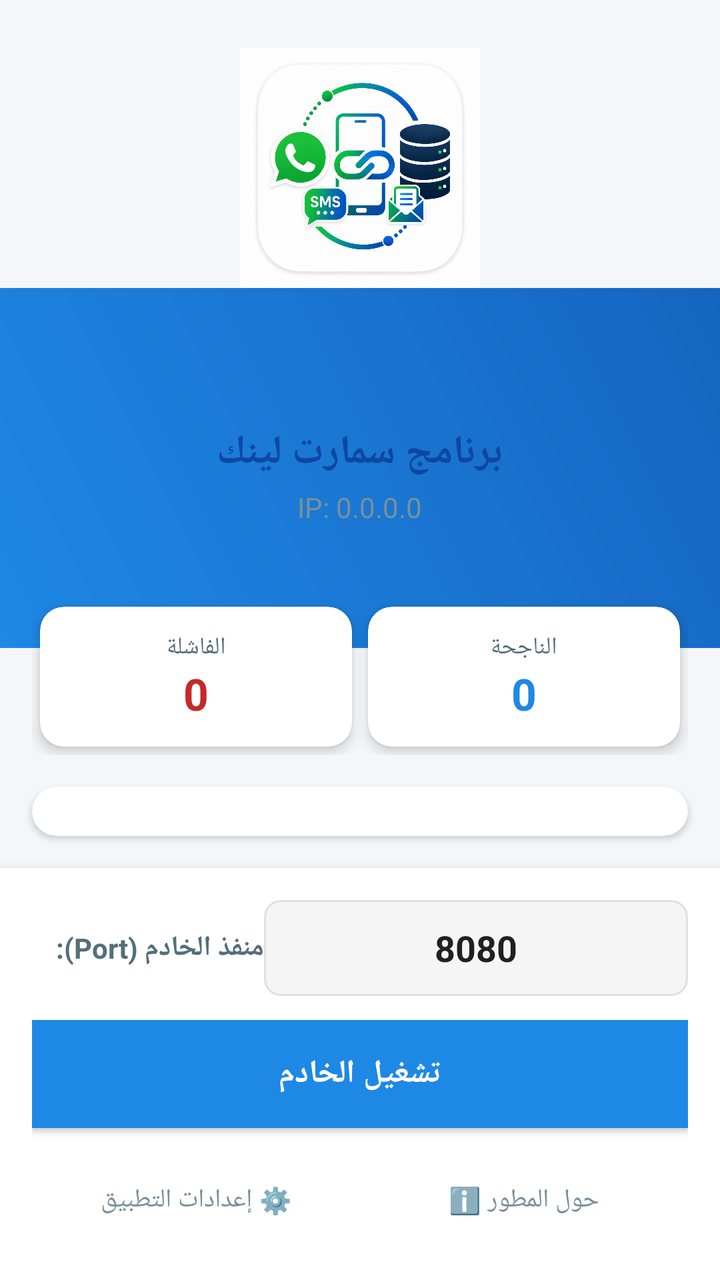
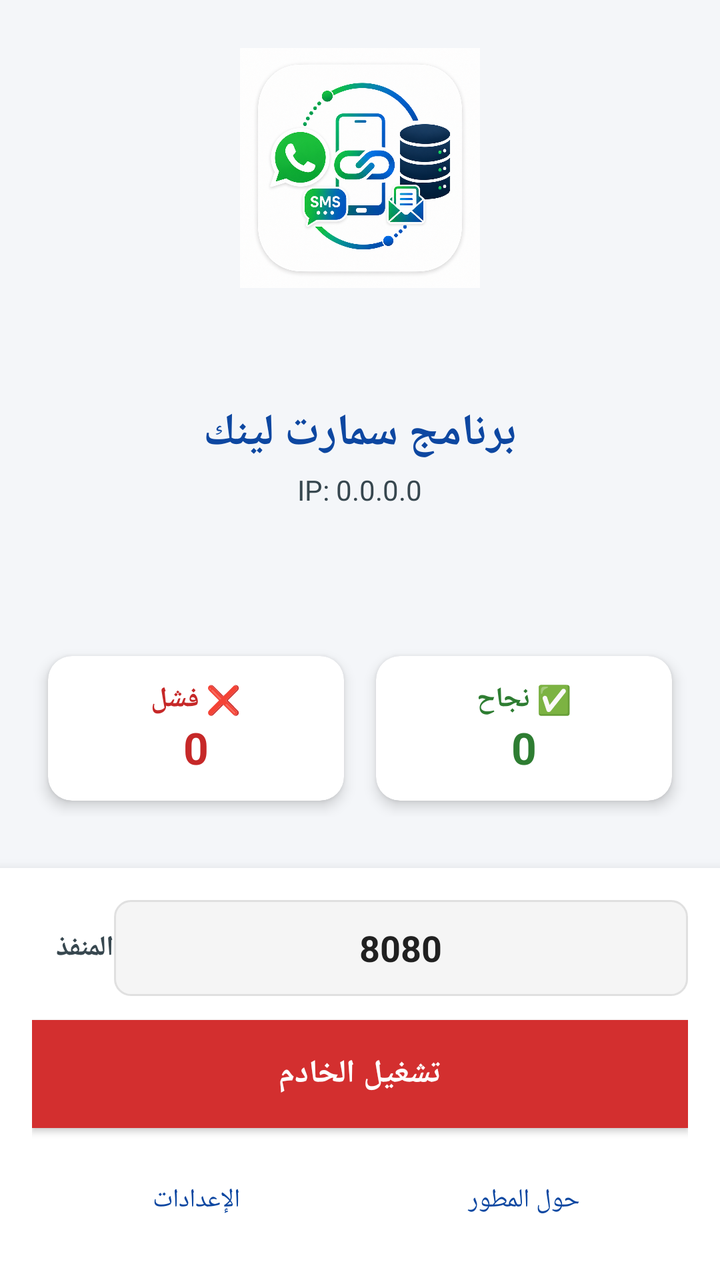

The first picture is an Android layout as it rendered before a commit; the second is the same layout after the commit. The layout source and the unified diff follow.
<!-- AndroidManifest.xml: application theme Theme.AppCompat.Light.NoActionBar -->
<!-- res/layout/activity_main.xml -->
<?xml version="1.0" encoding="utf-8"?>
<RelativeLayout xmlns:android="http://schemas.android.com/apk/res/android"
    xmlns:app="http://schemas.android.com/apk/res-auto"
    android:layout_width="match_parent"
    android:layout_height="match_parent"
    android:background="@color/gray_light"
    android:layoutDirection="rtl">

    
    <ImageView
        android:id="@+id/imgLogo"
        android:layout_width="120dp"
        android:layout_height="120dp"
        android:layout_centerHorizontal="true"
        android:layout_marginTop="24dp"
        android:src="@drawable/logo_smartlink"
        android:contentDescription="@string/app_name"/>

    
    <LinearLayout
        android:id="@+id/layoutHeader"
        android:layout_width="match_parent"
        android:layout_height="180dp"
        android:layout_below="@id/imgLogo"
        android:background="@drawable/header_gradient_bg"
        android:orientation="vertical"
        android:gravity="center"
        android:padding="16dp">

        <TextView
            android:layout_width="wrap_content"
            android:layout_height="wrap_content"
            android:text="@string/app_name"
            android:textColor="@color/blue_dark" 
            android:textSize="20sp"
            android:textStyle="bold"
            android:layout_marginTop="8dp"/>

        <TextView
            android:id="@+id/tvServerIp"
            android:layout_width="wrap_content"
            android:layout_height="wrap_content"
            android:text="IP: 0.0.0.0"
            android:textColor="@color/gray_text"
            android:textSize="14sp"
            android:layout_marginTop="4dp"/>
    </LinearLayout>

    
    <LinearLayout
        android:id="@+id/layoutStats"
        android:layout_width="match_parent"
        android:layout_height="wrap_content"
        android:layout_below="@id/layoutHeader"
        android:layout_marginTop="-25dp"
        android:layout_marginLeft="16dp"
        android:layout_marginRight="16dp"
        android:orientation="horizontal"
        android:weightSum="2">

        
        <androidx.cardview.widget.CardView
            android:layout_width="0dp"
            android:layout_height="wrap_content"
            android:layout_weight="1"
            android:layout_margin="4dp"
            app:cardCornerRadius="12dp"
            app:cardElevation="4dp">
            <LinearLayout
                android:layout_width="match_parent"
                android:layout_height="wrap_content"
                android:orientation="vertical"
                android:padding="12dp"
                android:gravity="center">
                <TextView
                    android:layout_width="wrap_content"
                    android:layout_height="wrap_content"
                    android:text="@string/main_success"
                    android:textColor="@color/gray_secondary"
                    android:textSize="12sp"/>
                <TextView
                    android:id="@+id/tvSuccessCount"
                    android:layout_width="wrap_content"
                    android:layout_height="wrap_content"
                    android:text="0"
                    android:textColor="@color/blue_primary"
                    android:textSize="22sp"
                    android:textStyle="bold"/>
            </LinearLayout>
        </androidx.cardview.widget.CardView>

        
        <androidx.cardview.widget.CardView
            android:layout_width="0dp"
            android:layout_height="wrap_content"
            android:layout_weight="1"
            android:layout_margin="4dp"
            app:cardCornerRadius="12dp"
            app:cardElevation="4dp">
            <LinearLayout
                android:layout_width="match_parent"
                android:layout_height="wrap_content"
                android:orientation="vertical"
                android:padding="12dp"
                android:gravity="center">
                <TextView
                    android:layout_width="wrap_content"
                    android:layout_height="wrap_content"
                    android:text="@string/main_failed"
                    android:textColor="@color/gray_secondary"
                    android:textSize="12sp"/>
                <TextView
                    android:id="@+id/tvFailedCount"
                    android:layout_width="wrap_content"
                    android:layout_height="wrap_content"
                    android:text="0"
                    android:textColor="@color/red_error"
                    android:textSize="22sp"
                    android:textStyle="bold"/>
            </LinearLayout>
        </androidx.cardview.widget.CardView>
    </LinearLayout>

    
    <androidx.cardview.widget.CardView
        android:layout_width="match_parent"
        android:layout_height="match_parent"
        android:layout_below="@id/layoutStats"
        android:layout_above="@id/layoutControls"
        android:layout_margin="16dp"
        app:cardCornerRadius="16dp"
        app:cardElevation="2dp">

        <LinearLayout
            android:layout_width="match_parent"
            android:layout_height="match_parent"
            android:orientation="vertical"
            android:padding="16dp">

            <TextView
                android:layout_width="wrap_content"
                android:layout_height="wrap_content"
                android:text="@string/main_logs_title"
                android:textColor="@color/gray_secondary"
                android:textStyle="bold"
                android:textSize="14sp"
                android:layout_marginBottom="8dp"/>

            <ScrollView
                android:layout_width="match_parent"
                android:layout_height="match_parent"
                android:background="#FAFAFA"
                android:padding="8dp">
                <TextView
                    android:id="@+id/tvLogs"
                    android:layout_width="match_parent"
                    android:layout_height="wrap_content"
                    android:text="@string/main_logs_waiting"
                    android:textColor="@color/gray_text"
                    android:textSize="13sp"
                    android:lineSpacingExtra="4dp"/>
            </ScrollView>
        </LinearLayout>
    </androidx.cardview.widget.CardView>

    
    <LinearLayout
        android:id="@+id/layoutControls"
        android:layout_width="match_parent"
        android:layout_height="wrap_content"
        android:layout_alignParentBottom="true"
        android:background="#FFFFFF"
        android:padding="16dp"
        android:orientation="vertical"
        android:elevation="8dp">

        <LinearLayout
            android:layout_width="match_parent"
            android:layout_height="wrap_content"
            android:orientation="horizontal"
            android:gravity="center_vertical"
            android:layout_marginBottom="12dp">

            <EditText
                android:id="@+id/etServerPort"
                android:layout_width="0dp"
                android:layout_height="48dp"
                android:layout_weight="1"
                android:hint="8080"
                android:text="8080"
                android:inputType="number"
                android:background="@drawable/edittext_rounded_bg"
                android:paddingLeft="12dp"
                android:paddingRight="12dp"
                android:gravity="center"
                android:textStyle="bold"/>

            <TextView
                android:layout_width="wrap_content"
                android:layout_height="wrap_content"
                android:text="@string/main_port_label"
                android:textColor="@color/gray_secondary"
                android:layout_marginLeft="12dp"
                android:textStyle="bold"/>
        </LinearLayout>

        <Button
            android:id="@+id/btnToggleServer"
            android:layout_width="match_parent"
            android:layout_height="54dp"
            android:text="@string/main_toggle_start"
            android:textColor="#FFFFFF"
            android:textStyle="bold"
            android:textSize="16sp"
            android:background="@color/blue_primary"
            android:insetTop="0dp"
            android:insetBottom="0dp"/>

        <LinearLayout
            android:layout_width="match_parent"
            android:layout_height="wrap_content"
            android:orientation="horizontal"
            android:weightSum="2"
            android:layout_marginTop="12dp">

            <Button
                android:id="@+id/btnDeveloper"
                style="?android:attr/borderlessButtonStyle"
                android:layout_width="0dp"
                android:layout_height="wrap_content"
                android:layout_weight="1"
                android:text="@string/main_developer_button"
                android:textColor="@color/gray_text"
                android:textSize="13sp"/>

            <Button
                android:id="@+id/btnSettings"
                style="?android:attr/borderlessButtonStyle"
                android:layout_width="0dp"
                android:layout_height="wrap_content"
                android:layout_weight="1"
                android:text="@string/main_settings_button"
                android:textColor="@color/gray_text"
                android:textSize="13sp"/>
        </LinearLayout>
    </LinearLayout>
</RelativeLayout>
<!-- resources referenced by this layout -->
<resources>
  <color name="blue_dark">#0D47A1</color>
  <color name="blue_primary">#1E88E5</color>
  <color name="gray_light">#F4F6F9</color>
  <color name="gray_secondary">#546E7A</color>
  <color name="gray_text">#78909C</color>
  <color name="red_error">#C62828</color>
  <!-- drawable edittext_rounded_bg (drawable) -->
  <?xml version="1.0" encoding="utf-8"?>
  <shape xmlns:android="http://android.com">
      <solid android:color="#F5F5F5"/>
      <stroke android:width="1dp" android:color="#E0E0E0"/>
      <corners android:radius="8dp"/>
  </shape>
  <!-- drawable header_gradient_bg (drawable) -->
  <?xml version="1.0" encoding="utf-8"?>
  <shape xmlns:android="http://android.com">
      <gradient
          android:startColor="#1E88E5" 
          android:endColor="#1565C0"
          android:angle="45"/>
  </shape>
  <!-- drawable logo_smartlink: png bitmap (drawable, 1000278 bytes) -->
  <string name="app_name">برنامج سمارت لينك</string>
  <string name="main_developer_button">ℹ️ حول المطور</string>
  <string name="main_failed">الفاشلة</string>
  <string name="main_logs_title">سجل العمليات المباشر (Logs)</string>
  <string name="main_logs_waiting">بانتظار بدء تشغيل الخادم...</string>
  <string name="main_port_label">منفذ الخادم (Port):</string>
  <string name="main_settings_button">⚙️ إعدادات التطبيق</string>
  <string name="main_success">الناجحة</string>
  <string name="main_toggle_start">تشغيل الخادم</string>
</resources>

<!-- the commit's change to res/layout/activity_main.xml (unified diff, before → after) -->
@@ -3,7 +3,7 @@
     xmlns:app="http://schemas.android.com/apk/res-auto"
     android:layout_width="match_parent"
     android:layout_height="match_parent"
-    android:background="@color/gray_light"
+    android:background="#F4F6F9"
     android:layoutDirection="rtl">
 
     
@@ -20,9 +20,8 @@
     <LinearLayout
         android:id="@+id/layoutHeader"
         android:layout_width="match_parent"
-        android:layout_height="180dp"
+        android:layout_height="160dp"
         android:layout_below="@id/imgLogo"
-        android:background="@drawable/header_gradient_bg"
         android:orientation="vertical"
         android:gravity="center"
         android:padding="16dp">
@@ -31,8 +30,8 @@
             android:layout_width="wrap_content"
             android:layout_height="wrap_content"
             android:text="@string/app_name"
-            android:textColor="@color/blue_dark" 
-            android:textSize="20sp"
+            android:textColor="#0D47A1"
+            android:textSize="22sp"
             android:textStyle="bold"
             android:layout_marginTop="8dp"/>
 
@@ -41,7 +40,7 @@
             android:layout_width="wrap_content"
             android:layout_height="wrap_content"
             android:text="IP: 0.0.0.0"
-            android:textColor="@color/gray_text"
+            android:textColor="#37474F"
             android:textSize="14sp"
             android:layout_marginTop="4dp"/>
     </LinearLayout>
@@ -52,9 +51,7 @@
         android:layout_width="match_parent"
         android:layout_height="wrap_content"
         android:layout_below="@id/layoutHeader"
-        android:layout_marginTop="-25dp"
-        android:layout_marginLeft="16dp"
-        android:layout_marginRight="16dp"
+        android:layout_margin="16dp"
         android:orientation="horizontal"
         android:weightSum="2">
 
@@ -63,9 +60,10 @@
             android:layout_width="0dp"
             android:layout_height="wrap_content"
             android:layout_weight="1"
-            android:layout_margin="4dp"
+            android:layout_margin="8dp"
             app:cardCornerRadius="12dp"
-            app:cardElevation="4dp">
+            app:cardElevation="4dp"
+            android:background="#E8F5E9">
             <LinearLayout
                 android:layout_width="match_parent"
                 android:layout_height="wrap_content"
@@ -75,15 +73,16 @@
                 <TextView
                     android:layout_width="wrap_content"
                     android:layout_height="wrap_content"
-                    android:text="@string/main_success"
-                    android:textColor="@color/gray_secondary"
-                    android:textSize="12sp"/>
+                    android:text="✅ نجاح"
+                    android:textColor="#2E7D32"
+                    android:textSize="14sp"
+                    android:textStyle="bold"/>
                 <TextView
                     android:id="@+id/tvSuccessCount"
                     android:layout_width="wrap_content"
                     android:layout_height="wrap_content"
                     android:text="0"
-                    android:textColor="@color/blue_primary"
+                    android:textColor="#2E7D32"
                     android:textSize="22sp"
                     android:textStyle="bold"/>
             </LinearLayout>
@@ -94,9 +93,10 @@
             android:layout_width="0dp"
             android:layout_height="wrap_content"
             android:layout_weight="1"
-            android:layout_margin="4dp"
+            android:layout_margin="8dp"
             app:cardCornerRadius="12dp"
-            app:cardElevation="4dp">
+            app:cardElevation="4dp"
+            android:background="#FFEBEE">
             <LinearLayout
                 android:layout_width="match_parent"
                 android:layout_height="wrap_content"
@@ -106,15 +106,16 @@
                 <TextView
                     android:layout_width="wrap_content"
                     android:layout_height="wrap_content"
-                    android:text="@string/main_failed"
-                    android:textColor="@color/gray_secondary"
-                    android:textSize="12sp"/>
+                    android:text="❌ فشل"
+                    android:textColor="#C62828"
+                    android:textSize="14sp"
+                    android:textStyle="bold"/>
                 <TextView
                     android:id="@+id/tvFailedCount"
                     android:layout_width="wrap_content"
                     android:layout_height="wrap_content"
                     android:text="0"
-                    android:textColor="@color/red_error"
+                    android:textColor="#C62828"
                     android:textSize="22sp"
                     android:textStyle="bold"/>
             </LinearLayout>
@@ -128,20 +129,20 @@
         android:layout_below="@id/layoutStats"
         android:layout_above="@id/layoutControls"
         android:layout_margin="16dp"
-        app:cardCornerRadius="16dp"
+        app:cardCornerRadius="12dp"
         app:cardElevation="2dp">
 
         <LinearLayout
             android:layout_width="match_parent"
             android:layout_height="match_parent"
             android:orientation="vertical"
-            android:padding="16dp">
+            android:padding="12dp">
 
             <TextView
                 android:layout_width="wrap_content"
                 android:layout_height="wrap_content"
-                android:text="@string/main_logs_title"
-                android:textColor="@color/gray_secondary"
+                android:text="سجل العمليات"
+                android:textColor="#0D47A1"
                 android:textStyle="bold"
                 android:textSize="14sp"
                 android:layout_marginBottom="8dp"/>
@@ -149,14 +150,14 @@
             <ScrollView
                 android:layout_width="match_parent"
                 android:layout_height="match_parent"
-                android:background="#FAFAFA"
+                android:background="#000000"
                 android:padding="8dp">
                 <TextView
                     android:id="@+id/tvLogs"
                     android:layout_width="match_parent"
                     android:layout_height="wrap_content"
-                    android:text="@string/main_logs_waiting"
-                    android:textColor="@color/gray_text"
+                    android:text="في انتظار العمليات..."
+                    android:textColor="#00FF00"
                     android:textSize="13sp"
                     android:lineSpacingExtra="4dp"/>
             </ScrollView>
@@ -198,8 +199,8 @@
             <TextView
                 android:layout_width="wrap_content"
                 android:layout_height="wrap_content"
-                android:text="@string/main_port_label"
-                android:textColor="@color/gray_secondary"
+                android:text="المنفذ"
+                android:textColor="#37474F"
                 android:layout_marginLeft="12dp"
                 android:textStyle="bold"/>
         </LinearLayout>
@@ -208,11 +209,11 @@
             android:id="@+id/btnToggleServer"
             android:layout_width="match_parent"
             android:layout_height="54dp"
-            android:text="@string/main_toggle_start"
+            android:text="تشغيل الخادم"
             android:textColor="#FFFFFF"
             android:textStyle="bold"
             android:textSize="16sp"
-            android:background="@color/blue_primary"
+            android:background="#D32F2F"
             android:insetTop="0dp"
             android:insetBottom="0dp"/>
 
@@ -229,8 +230,8 @@
                 android:layout_width="0dp"
                 android:layout_height="wrap_content"
                 android:layout_weight="1"
-                android:text="@string/main_developer_button"
-                android:textColor="@color/gray_text"
+                android:text="حول المطور"
+                android:textColor="#0D47A1"
                 android:textSize="13sp"/>
 
             <Button
@@ -239,8 +240,8 @@
                 android:layout_width="0dp"
                 android:layout_height="wrap_content"
                 android:layout_weight="1"
-                android:text="@string/main_settings_button"
-                android:textColor="@color/gray_text"
+                android:text="الإعدادات"
+                android:textColor="#0D47A1"
                 android:textSize="13sp"/>
         </LinearLayout>
     </LinearLayout>
<!-- resource entries referenced after the edit -->
@@ -1,11 +1,5 @@
 <!-- resources referenced by this layout -->
 <resources>
-  <color name="blue_dark">#0D47A1</color>
-  <color name="blue_primary">#1E88E5</color>
-  <color name="gray_light">#F4F6F9</color>
-  <color name="gray_secondary">#546E7A</color>
-  <color name="gray_text">#78909C</color>
-  <color name="red_error">#C62828</color>
   <!-- drawable edittext_rounded_bg (drawable) -->
   <?xml version="1.0" encoding="utf-8"?>
   <shape xmlns:android="http://android.com">
@@ -13,23 +7,7 @@
       <stroke android:width="1dp" android:color="#E0E0E0"/>
       <corners android:radius="8dp"/>
   </shape>
-  <!-- drawable header_gradient_bg (drawable) -->
-  <?xml version="1.0" encoding="utf-8"?>
-  <shape xmlns:android="http://android.com">
-      <gradient
-          android:startColor="#1E88E5" 
-          android:endColor="#1565C0"
-          android:angle="45"/>
-  </shape>
   <!-- drawable logo_smartlink: png bitmap (drawable, 1000278 bytes) -->
   <string name="app_name">برنامج سمارت لينك</string>
-  <string name="main_developer_button">ℹ️ حول المطور</string>
-  <string name="main_failed">الفاشلة</string>
-  <string name="main_logs_title">سجل العمليات المباشر (Logs)</string>
-  <string name="main_logs_waiting">بانتظار بدء تشغيل الخادم...</string>
-  <string name="main_port_label">منفذ الخادم (Port):</string>
-  <string name="main_settings_button">⚙️ إعدادات التطبيق</string>
-  <string name="main_success">الناجحة</string>
-  <string name="main_toggle_start">تشغيل الخادم</string>
 </resources>
 
